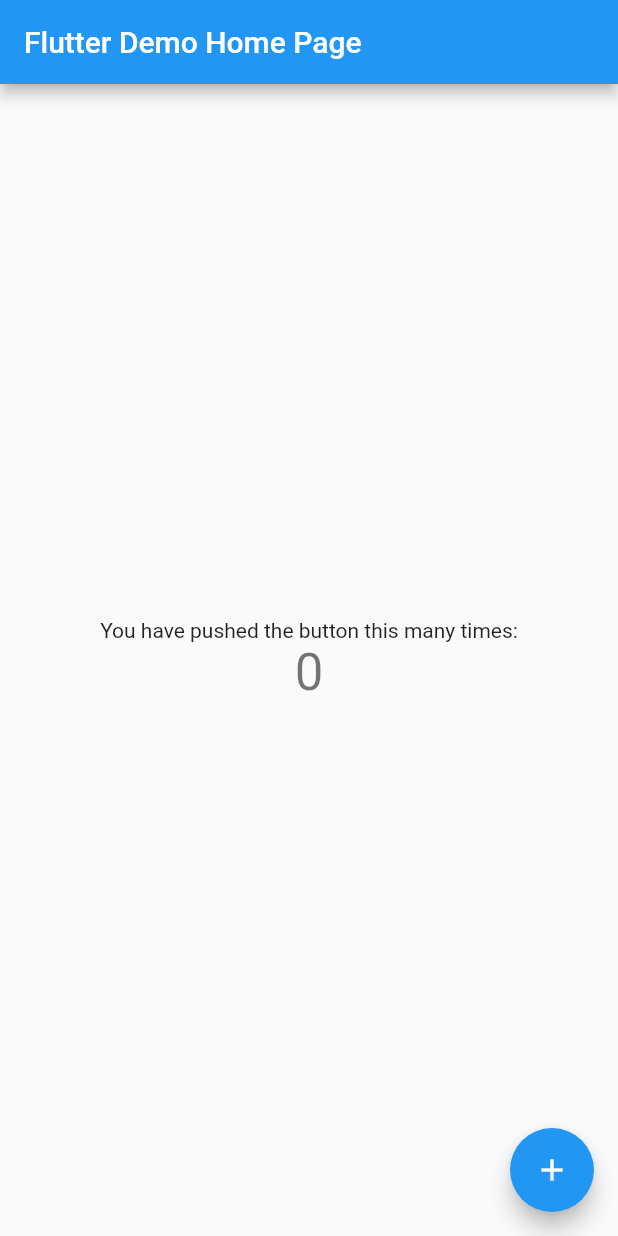
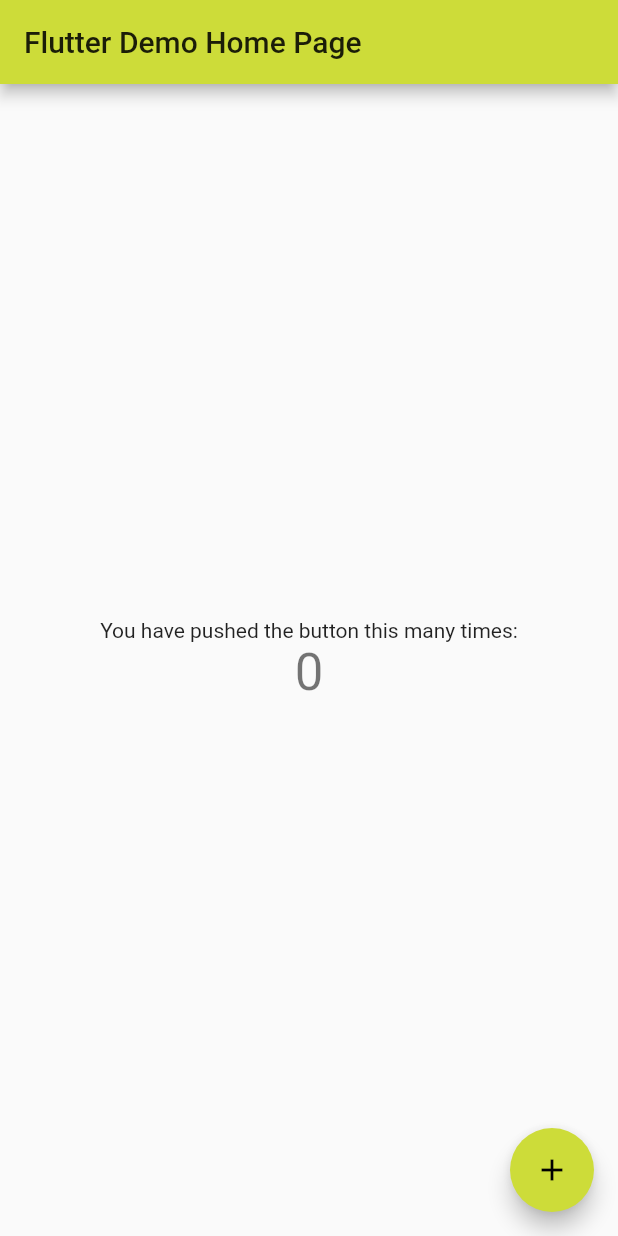
Before and after one commit to TashbaevAzim/flutter_project, a Flutter app: the screen it shows after launch, on a phone screen of 412 x 824 dp. Run offline on Flutter 3.47's test engine with Material 2 defaults, Android fonts, the phone set to English and light mode, and no system bars.

Commit message:
Change color

```diff
--- a/lib/main.dart
+++ b/lib/main.dart
@@ -20,7 +20,7 @@ class MyApp extends StatelessWidget {
         // or simply save your changes to "hot reload" in a Flutter IDE).
         // Notice that the counter didn't reset back to zero; the application
         // is not restarted.
-        primarySwatch: Colors.blue,
+        primarySwatch: Colors.lime,
         // This makes the visual density adapt to the platform that you run
         // the app on. For desktop platforms, the controls will be smaller and
         // closer together (more dense) than on mobile platforms.
```
